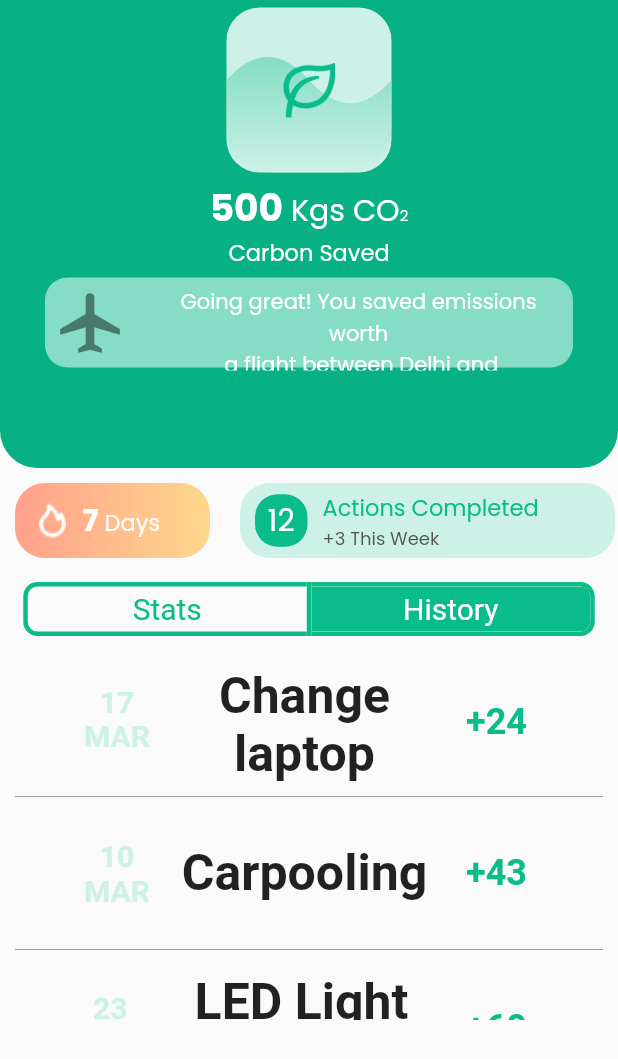
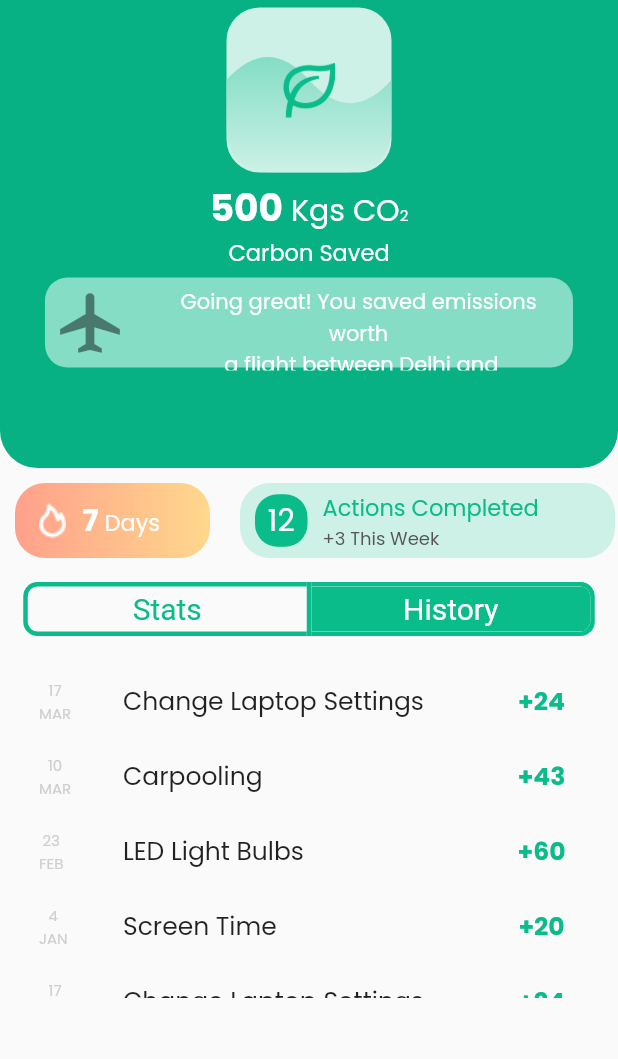
Before and after one commit to jeyeong/climate-ark-app, a Flutter app: the ImpactPage screen opened directly, after a tap on "History", on a phone screen of 412 x 824 dp. Shown: the top 1059 px of the screen. Run offline on Flutter 3.47's test engine with Material 2 defaults, Android fonts, the light colour scheme and no system bars; our stand-ins replace fl_chart, fluttericon.

Commit message:
Fixed sizing issues for impact page > history list view and made it dynamic

```diff
--- a/canvas/lib/components/impact_page/history_item.dart
+++ b/canvas/lib/components/impact_page/history_item.dart
@@ -1,56 +1,57 @@
 import 'package:flutter/material.dart';
 import 'package:canvas/constants.dart';
 
-class InfoCard extends StatelessWidget{
+class InfoCard extends StatelessWidget {
   final String text, points, dates;
   //Widget icon;
   final double height;
   //InfoCard({Key? key, required this.text, required this.days,required this.height, this.icon = SizedBox.shrink()}) : super(key: key);
-  InfoCard({Key? key, required this.text, required this.points,required this.height, required this.dates}) : super(key: key);
+  InfoCard(
+      {Key? key,
+      required this.text,
+      required this.points,
+      required this.height,
+      required this.dates})
+      : super(key: key);
 
   @override
   Widget build(BuildContext context) {
     return Container(
         width: double.infinity,
         height: height,
-      padding: EdgeInsets.fromLTRB(30.0, 10.0, 30.0, 10.0),
+        padding: EdgeInsets.fromLTRB(0.0, 10.0, 0.0, 10.0),
         // margin: EdgeInsets.symmetric(vertical: 5.0, horizontal: 10.0),
         child: Center(
           child: ListTile(
-          leading: Text(dates,
+              leading: Text(
+                dates,
                 style: TextStyle(
-                fontSize: (height/5),
-                fontWeight: FontWeight.bold,
-                color: primaryLightestColor,
+                  fontSize: (height / 5),
+                  color: Color(0xffcfcfcf),
+                  fontFamily: "Poppins",
                 ),
                 textAlign: TextAlign.center,
               ),
-
-
-          title: Text(text,
+              title: Text(
+                text,
+                style: TextStyle(fontSize: (height / 3), fontFamily: "Poppins"),
+                textAlign: TextAlign.left,
+              ),
+              trailing: Container(
+                  width: height,
+                  height: height,
+                  child: Center(
+                    child: Text(
+                      points,
                       style: TextStyle(
-                fontSize: (height/3),
-                fontWeight: FontWeight.bold, ),
+                        fontSize: (height / 3),
+                        fontWeight: FontWeight.bold,
+                        color: primaryColor,
+                        fontFamily: "Poppins",
+                      ),
                       textAlign: TextAlign.center,
                     ),
-          trailing: Container(
-            width: height/ 2,
-            height: height / 2,
-
-            child: Center(
-              child:  Text(points,
-              style: TextStyle(
-                fontSize: 24.0,
-                fontWeight: FontWeight.bold,
-                color: primaryColor,
-              ),
-              textAlign: TextAlign.center,),
-            )
-
-          )
-        ),
-      )
-    );
+                  ))),
+        ));
   }
-
 }
--- a/canvas/lib/components/impact_page/history_list.dart
+++ b/canvas/lib/components/impact_page/history_list.dart
@@ -2,54 +2,32 @@ import 'package:flutter/material.dart';
 import 'package:canvas/components/impact_page/history_item.dart';
 
 class HistoryListCard extends StatelessWidget {
-  const HistoryListCard({Key? key}) : super(key: key);
+  HistoryListCard({Key? key}) : super(key: key);
   @override
   Widget build(BuildContext context) {
     return Container(
-      width: double.infinity,
-      height: 250,
-      child:Material(
-        child: ListView.builder(
-          itemCount: 1,
-          itemBuilder: (BuildContext context, int index) {
-            return Column(children: <Widget>[
-              InfoCard(
-                text: "Change laptop setting",
-                points: "+24",
-                height: 100.0,
-                dates: "17\nMAR",
-              ),
-              Divider(
-                height: 2.0,
-                color: Colors.grey,
-              ),
-              InfoCard(
-                text: "Carpooling",
-                points: "+43",
-                height: 100.0,
-                dates: "10\nMAR",
-              ),
-              Divider(
-                height: 2.0,
-                color: Colors.grey,
-              ),
-              InfoCard(
-                text: "LED Light Bulbs",
-                points: "+60",
-                height: 100.0,
-                dates: "23\nFEB",
-              )
-            ,
-            ]);
-          }))
-    // return Scaffold(
-    //   body: ListView(
-    //       children: <Widget>[
-    //         InfoCard(text: "Change laptop setting", points: "+24",  height:100.0, dates: "17\nMarch", ),
-    //         InfoCard(text: "Carpooling", points: "+43",  height:100.0, dates: "10\nMarch", )
-    //       ],
-    //     ),
-    // );
-    );
+        width: double.infinity,
+        height: 235,
+        child: Material(
+            child: ListView.builder(
+                itemCount: data.length,
+                itemBuilder: (BuildContext context, int index) {
+                  return InfoCard(
+                      text: data[index][0],
+                      points: data[index][1],
+                      height: 50.0,
+                      dates: data[index][2]);
+                })));
   }
+
+  List<List<String>> data = const [
+    ["Change Laptop Settings", "+24", "17\nMAR"],
+    ["Carpooling", "+43", "10\nMAR"],
+    ["LED Light Bulbs", "+60", "23\nFEB"],
+    ["Screen Time", "+20", "4\nJAN"],
+    ["Change Laptop Settings", "+24", "17\nMAR"],
+    ["Carpooling", "+43", "10\nMAR"],
+    ["LED Light Bulbs", "+60", "23\nFEB"],
+    ["Screen Time", "+20", "4\nJAN"],
+  ];
 }
```
Lines whose indentation alone changed are shown as unchanged.
